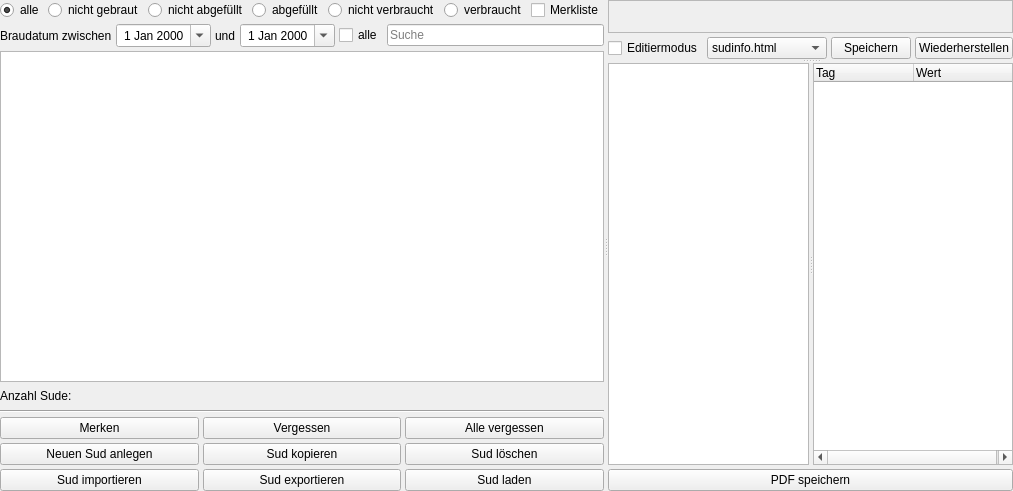
Before: the Qt Designer form kleiner-brauhelfer/tabsudauswahl.ui in kleiner-brauhelfer/kleiner-brauhelfer-2, drawn with Qt 5.
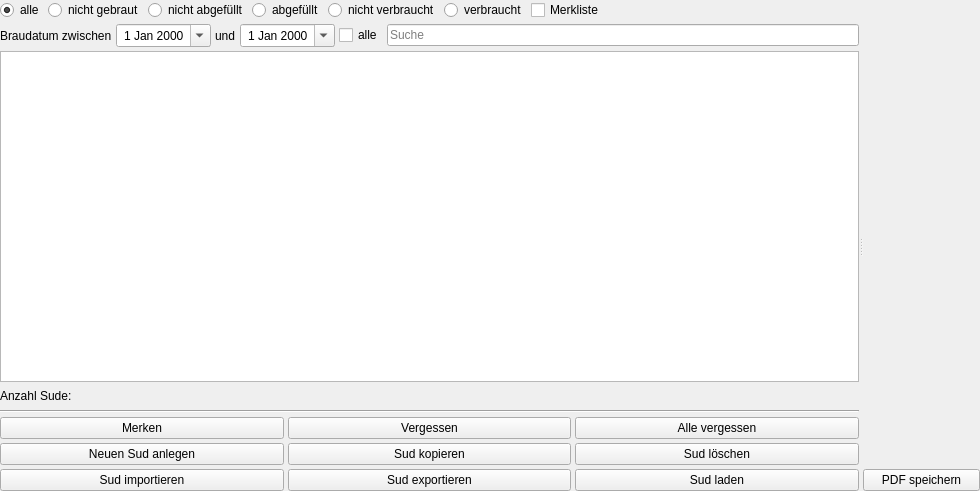
After: the same form once the commit is applied. Custom widgets are drawn as their Qt base class.

```diff
--- a/kleiner-brauhelfer/tabsudauswahl.ui
+++ b/kleiner-brauhelfer/tabsudauswahl.ui
@@ -297,161 +297,7 @@
         <number>4</number>
        </property>
        <item>
-        <widget class="QSplitter" name="splitter_1">
-         <property name="orientation">
-          <enum>Qt::Vertical</enum>
-         </property>
-         <widget class="QWidget" name="verticalLayoutWidget_3">
-          <layout class="QVBoxLayout" name="verticalLayout_3">
-           <property name="spacing">
-            <number>4</number>
-           </property>
-           <item>
-            <widget class="QFrame" name="frame">
-             <property name="sizePolicy">
-              <sizepolicy hsizetype="Expanding" vsizetype="Expanding">
-               <horstretch>0</horstretch>
-               <verstretch>0</verstretch>
-              </sizepolicy>
-             </property>
-             <property name="frameShape">
-              <enum>QFrame::StyledPanel</enum>
-             </property>
-             <layout class="QVBoxLayout" name="verticalLayout_5">
-              <property name="spacing">
-               <number>4</number>
-              </property>
-              <property name="leftMargin">
-               <number>0</number>
-              </property>
-              <property name="topMargin">
-               <number>0</number>
-              </property>
-              <property name="rightMargin">
-               <number>0</number>
-              </property>
-              <property name="bottomMargin">
-               <number>0</number>
-              </property>
-              <item>
-               <widget class="WebView" name="webview" native="true">
-                <property name="minimumSize">
-                 <size>
-                  <width>400</width>
-                  <height>0</height>
-                 </size>
-                </property>
-               </widget>
-              </item>
-             </layout>
-            </widget>
-           </item>
-           <item>
-            <layout class="QHBoxLayout" name="horizontalLayout_3">
-             <item>
-              <widget class="QCheckBox" name="cbEditMode">
-               <property name="text">
-                <string>Editiermodus</string>
-               </property>
-              </widget>
-             </item>
-             <item>
-              <widget class="ComboBox" name="cbTemplateAuswahl">
-               <item>
-                <property name="text">
-                 <string notr="true">sudinfo.html</string>
-                </property>
-               </item>
-               <item>
-                <property name="text">
-                 <string notr="true">style_hell.css</string>
-                </property>
-               </item>
-               <item>
-                <property name="text">
-                 <string notr="true">style_dunkel.css</string>
-                </property>
-               </item>
-              </widget>
-             </item>
-             <item>
-              <spacer name="horizontalSpacer_3">
-               <property name="orientation">
-                <enum>Qt::Horizontal</enum>
-               </property>
-               <property name="sizeHint" stdset="0">
-                <size>
-                 <width>40</width>
-                 <height>20</height>
-                </size>
-               </property>
-              </spacer>
-             </item>
-             <item>
-              <widget class="QPushButton" name="btnSaveTemplate">
-               <property name="text">
-                <string>Speichern</string>
-               </property>
-              </widget>
-             </item>
-             <item>
-              <widget class="QPushButton" name="btnRestoreTemplate">
-               <property name="text">
-                <string>Wiederherstellen</string>
-               </property>
-              </widget>
-             </item>
-            </layout>
-           </item>
-          </layout>
-         </widget>
-         <widget class="QSplitter" name="splitter_2">
-          <property name="orientation">
-           <enum>Qt::Horizontal</enum>
-          </property>
-          <widget class="QPlainTextEdit" name="tbTemplate">
-           <property name="lineWrapMode">
-            <enum>QPlainTextEdit::NoWrap</enum>
-           </property>
-          </widget>
-          <widget class="QTreeWidget" name="treeViewTemplateTags">
-           <property name="sizePolicy">
-            <sizepolicy hsizetype="Minimum" vsizetype="Expanding">
-             <horstretch>0</horstretch>
-             <verstretch>0</verstretch>
-            </sizepolicy>
-           </property>
-           <property name="minimumSize">
-            <size>
-             <width>200</width>
-             <height>0</height>
-            </size>
-           </property>
-           <property name="editTriggers">
-            <set>QAbstractItemView::NoEditTriggers</set>
-           </property>
-           <property name="alternatingRowColors">
-            <bool>true</bool>
-           </property>
-           <property name="selectionMode">
-            <enum>QAbstractItemView::NoSelection</enum>
-           </property>
-           <property name="columnCount">
-            <number>2</number>
-           </property>
-           <column>
-            <property name="text">
-             <string notr="true">Tag</string>
-            </property>
-           </column>
-           <column>
-            <property name="text">
-             <string notr="true">Wert</string>
-            </property>
-           </column>
-          </widget>
-         </widget>
-        </widget>
+        <widget class="WdgWebViewEditable" name="webview" native="true"/>
        </item>
        <item>
         <widget class="QPushButton" name="btnToPdf">
@@ -467,22 +313,17 @@
   </layout>
  </widget>
  <customwidgets>
-  <customwidget>
-   <class>ComboBox</class>
-   <extends>QComboBox</extends>
-   <header>widgets/combobox.h</header>
-  </customwidget>
-  <customwidget>
-   <class>WebView</class>
-   <extends>QWidget</extends>
-   <header>widgets/webview.h</header>
-   <container>1</container>
-  </customwidget>
   <customwidget>
    <class>DateEdit</class>
    <extends>QDateEdit</extends>
    <header>widgets/dateedit.h</header>
   </customwidget>
+  <customwidget>
+   <class>WdgWebViewEditable</class>
+   <extends>QWidget</extends>
+   <header>widgets/wdgwebvieweditable.h</header>
+   <container>1</container>
+  </customwidget>
  </customwidgets>
  <tabstops>
   <tabstop>rbAlle</tabstop>
```
Left out of the diff: 4 changed lines with no effect on the pictures.
